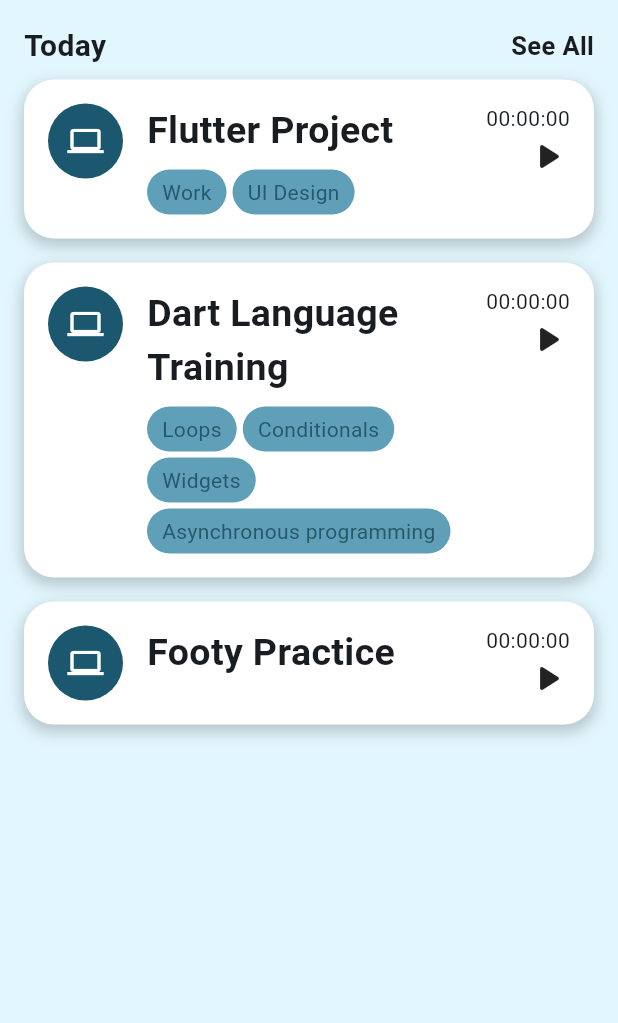
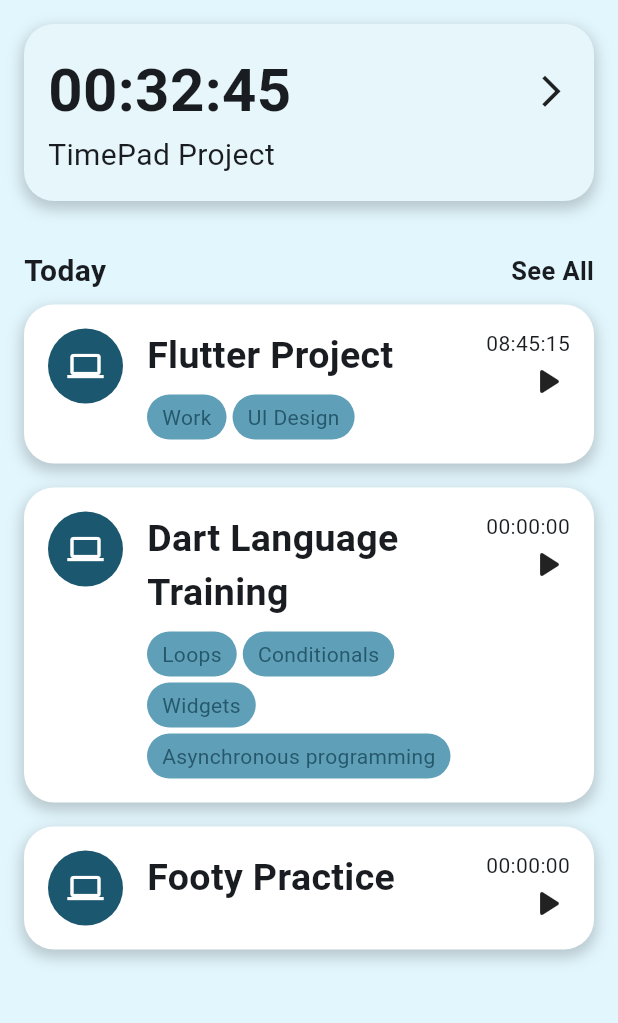
Before and after one commit to daiyaan-2000/TimeTracker, a Flutter app: the HomePage screen opened directly, on a phone screen of 412 x 824 dp, the part 84-1107 px from its top. Run offline on Flutter 3.47's test engine with Material 3 defaults, Android fonts, the phone set to English and light mode, and no system bars.

Commit message:
Time card details page implemented

```diff
--- a/lib/pages/home.dart
+++ b/lib/pages/home.dart
@@ -1,6 +1,7 @@
 import 'package:flutter/material.dart';
 import 'package:time_tracker/pages/productivity.dart';
 import 'package:time_tracker/pages/stopwatch.dart';
+import 'package:time_tracker/pages/timer_card_details.dart';
 import 'package:time_tracker/widgets/botton_nav_bar.dart';
 
 class HomePage extends StatelessWidget {
@@ -9,13 +10,14 @@ class HomePage extends StatelessWidget {
   @override
   Widget build(BuildContext context) {
     return Scaffold(
-      //bottomNavigationBar: BottomNavBar(),
       appBar: appBar(),
       backgroundColor: Color.fromARGB(255, 226, 246, 253),
       body: SingleChildScrollView(
         padding: EdgeInsets.all(16),
         child: Column(
           children: [
+            CurrentTimer(timer: '00:32:45', title: 'TimePad Project'),
+            SizedBox(height: 16),
             Row(
               mainAxisAlignment: MainAxisAlignment.spaceBetween,
               children: [
@@ -34,11 +36,13 @@ class HomePage extends StatelessWidget {
             TimerCard(
               icon: Icon(Icons.computer, color: Colors.white),
               title: 'Flutter Project',
+              timer: '08:45:15',
               details: ['Work', 'UI Design'],
             ),
             TimerCard(
               icon: Icon(Icons.computer, color: Colors.white),
               title: 'Dart Language Training',
+              timer: '00:00:00',
               details: [
                 'Loops',
                 'Conditionals',
@@ -49,6 +53,7 @@ class HomePage extends StatelessWidget {
             TimerCard(
               icon: Icon(Icons.computer, color: Colors.white),
               title: 'Footy Practice',
+              timer: '00:00:00',
             ),
           ],
         ),
@@ -83,21 +88,79 @@ class HomePage extends StatelessWidget {
   }
 }
 
+class CurrentTimer extends StatelessWidget {
+  const CurrentTimer({super.key, required this.timer, required this.title});
+
+  final String timer;
+  final String title;
+
+  @override
+  Widget build(BuildContext context) {
+    return Container(
+      margin: EdgeInsets.only(bottom: 16),
+      width: double.infinity,
+      padding: EdgeInsets.all(16),
+      decoration: BoxDecoration(
+        color: Color.fromARGB(255, 231, 246, 251),
+        borderRadius: BorderRadius.circular(20),
+        boxShadow: [
+          BoxShadow(
+            color: Colors.black.withOpacity(0.2),
+            blurRadius: 8,
+            spreadRadius: 1,
+            offset: Offset(0, 4),
+          ),
+        ],
+      ),
+      child: Column(
+        crossAxisAlignment: CrossAxisAlignment.start,
+        children: [
+          Row(
+            mainAxisAlignment: MainAxisAlignment.spaceBetween,
+            children: [
+              Text(
+                timer,
+                style: TextStyle(fontSize: 40, fontWeight: FontWeight.bold),
+              ),
+              Icon(Icons.arrow_forward_ios, size: 25),
+            ],
+          ),
+          Text(title, style: TextStyle(fontSize: 20)),
+        ],
+      ),
+    );
+  }
+}
+
 class TimerCard extends StatelessWidget {
   const TimerCard({
     super.key,
     required this.icon,
     required this.title,
+    required this.timer,
     this.details = const [],
   });
 
   final Icon icon;
   final String title;
+  final String timer;
   final List<String> details;
 
   @override
   Widget build(BuildContext context) {
-    return Container(
+    return Material(
+      color: Colors.transparent,
+      child: InkWell(
+        borderRadius: BorderRadius.circular(20),
+        onTap: () {
+          Navigator.of(context).push(
+            MaterialPageRoute(
+              builder: (_) => TimerDetailPage(title: title, timer: timer),
+            ),
+          );
+        },
+
+        child: Container(
           //1
           margin: EdgeInsets.only(bottom: 16),
           width: double.infinity,
@@ -167,12 +230,14 @@ class TimerCard extends StatelessWidget {
                   mainAxisAlignment: MainAxisAlignment.spaceBetween,
                   crossAxisAlignment: CrossAxisAlignment.end,
                   children: [
-                Text('00:00:00'),
+                    Text(timer),
                     Icon(Icons.play_arrow_rounded, size: 30),
                   ],
                 ),
               ),
             ],
+          ),
+        ),
       ),
     );
   }
```
Also changed, not shown: lib/pages/timer_card_details.dart (added, +89 -0 lines). Lines whose indentation alone changed are shown as unchanged.
